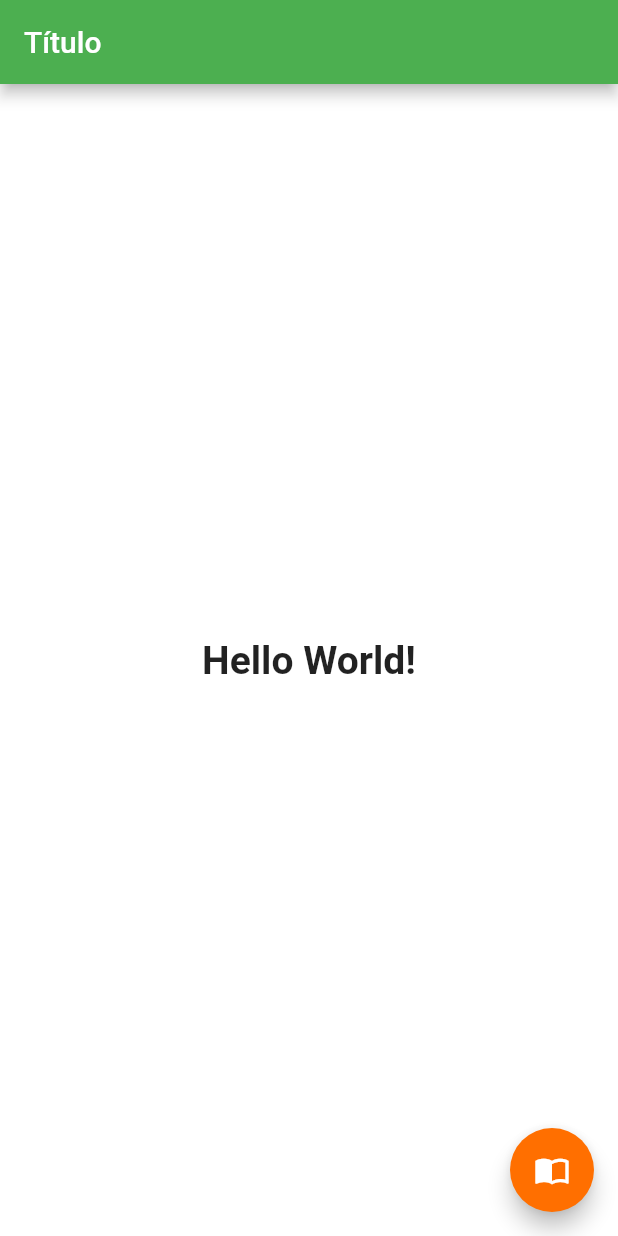
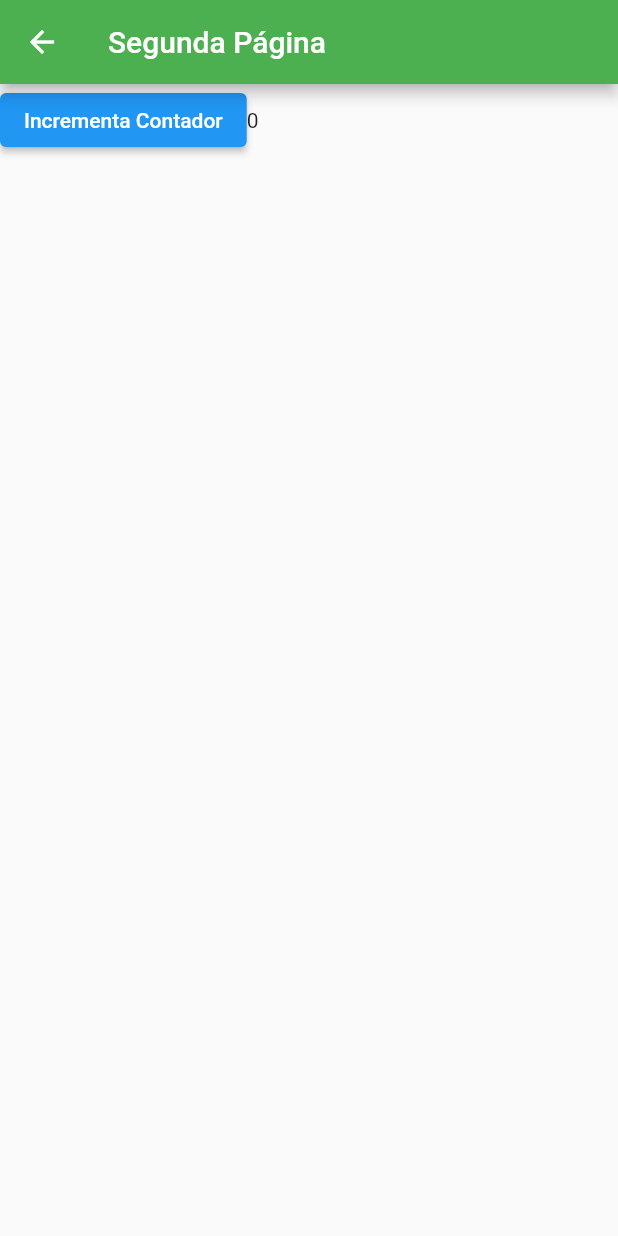
Before and after one commit to cpelegrin/fundamentos_programacao_mobile, a Flutter app: the screen it shows after launch, after a tap on the "import contacts" icon, on a phone screen of 412 x 824 dp. Run offline on Flutter 3.47's test engine with Material 2 defaults, Android fonts, the phone set to English and light mode, and no system bars.

Commit message:
Incluindo Segunda Página e navegação Unidade 4 Aula 5

```diff
--- a/exemplo_flutt/lib/home_page.dart
+++ b/exemplo_flutt/lib/home_page.dart
@@ -1,3 +1,4 @@
+import 'package:exemplo_flutt/segunda_pagina.dart';
 import 'package:flutter/material.dart';
 
 class HomePage extends StatelessWidget {
@@ -23,7 +24,9 @@ class HomePage extends StatelessWidget {
       ),
       floatingActionButton: FloatingActionButton(
         onPressed: () {
-          print("Funciona o Click");
+          Navigator.push(context, MaterialPageRoute(builder: (context) {
+            return SegundaPagina();
+          }));
         },
         child: Icon(Icons.import_contacts),
       ),
--- /dev/null
+++ b/exemplo_flutt/lib/segunda_pagina.dart
@@ -0,0 +1,33 @@
+import 'package:flutter/material.dart';
+
+class SegundaPagina extends StatefulWidget {
+  @override
+  _SegundaPaginaState createState() => _SegundaPaginaState();
+}
+
+class _SegundaPaginaState extends State<SegundaPagina> {
+  var count = 0;
+  @override
+  Widget build(BuildContext context) {
+    return Scaffold(
+      appBar: AppBar(
+        title: Text("Segunda Página"),
+      ),
+      body: Container(
+        child: Row(
+          children: [
+            ElevatedButton(
+              onPressed: () {
+                setState(() {
+                  count++;
+                });
+              },
+              child: Text("Incrementa Contador"),
+            ),
+            Text("$count"),
+          ],
+        ),
+      ),
+    );
+  }
+}
```
